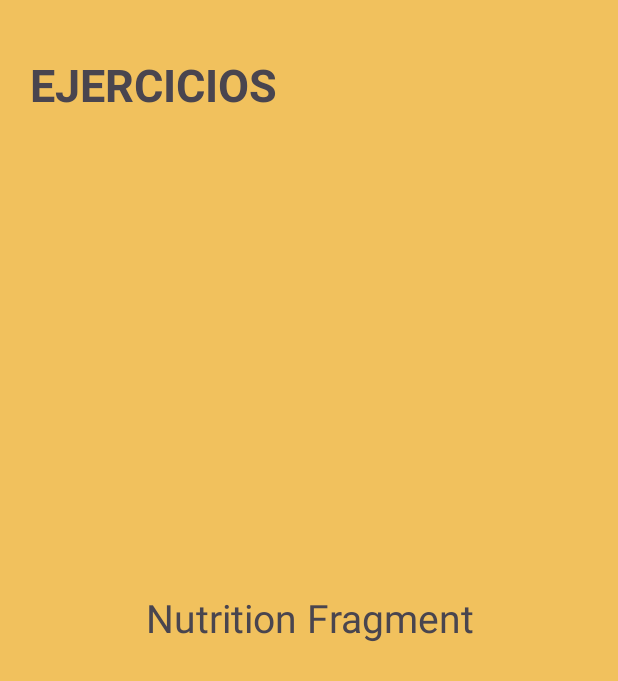
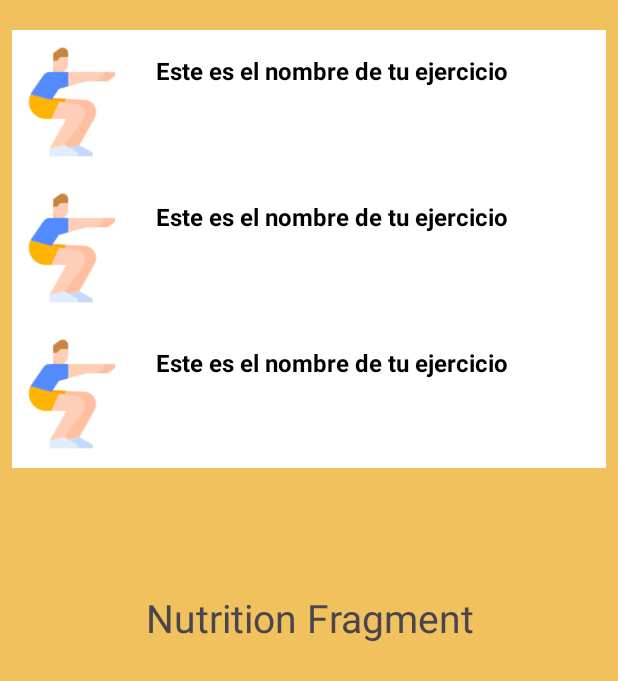
Before and after one commit to marioquintalcob/Proyecto01Equipo16, an Android app: the layout fragment_nutrition.xml on its own in the app's theme, with its tools: preview values and no code run, on a phone screen of 412 x 824 dp. Shown: the top 681 px of the screen. Run offline under Robolectric (Android 15) with nearby library versions, the phone set to English and light mode, and no system bars.

```diff
--- a/app/src/main/res/layout/card_layout.xml
+++ b/app/src/main/res/layout/card_layout.xml
@@ -23,7 +23,7 @@ android:foreground="?android:attr/selectableItemBackground">
     android:layout_width="0dp"
     android:layout_height="wrap_content"
     android:textColor="@color/black"
-    android:text="Candidate Biden Called Saudi Arabia a Paeefr eefr"
+    android:text="Este es el nombre de tu ejercicio"
     android:textSize="16dp"
     android:textStyle="bold"
     android:layout_marginStart="16dp"
--- a/app/src/main/res/layout/fragment_nutrition.xml
+++ b/app/src/main/res/layout/fragment_nutrition.xml
@@ -32,7 +32,7 @@
     <androidx.recyclerview.widget.RecyclerView
         android:id="@+id/recyclerView"
         android:layout_width="match_parent"
-        android:layout_height="0dp"
+        android:layout_height="wrap_content"
         android:layout_marginTop="20dp"
         app:layout_constraintEnd_toEndOf="parent"
         app:layout_constraintHorizontal_bias="0.0"
```
